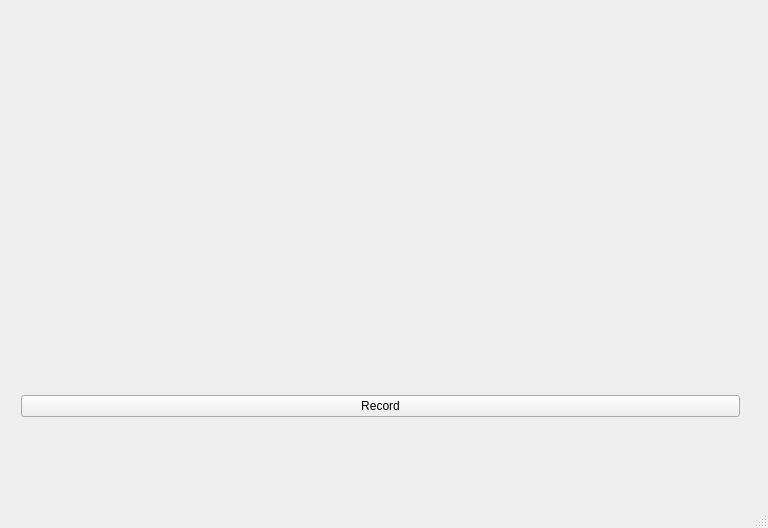
First picture: the form in kinectmotioncapture.ui, repository derekhendrickx/KinectMotionCapture, before the edit.
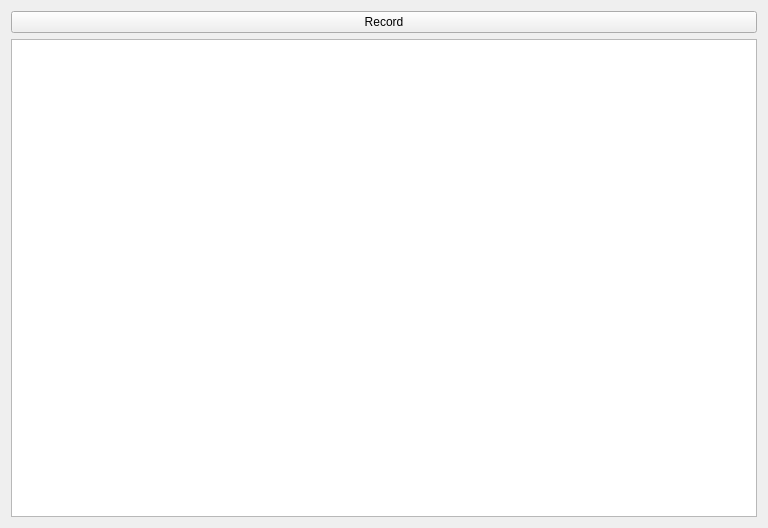
Second picture: the form after the edit.

Commit message: New skeleton viewer

The edit to the form file:
```diff
--- a/kinectmotioncapture.ui
+++ b/kinectmotioncapture.ui
@@ -14,69 +14,29 @@
    <string>Kinect Motion Capture</string>
   </property>
   <widget class="QWidget" name="centralWidget">
-   <widget class="QWidget" name="verticalLayoutWidget">
-    <property name="geometry">
-     <rect>
-      <x>10</x>
-      <y>10</y>
-      <width>741</width>
-      <height>484</height>
-     </rect>
-    </property>
-    <layout class="QVBoxLayout" name="verticalLayout">
-     <item>
-      <layout class="QHBoxLayout" name="horizontalLayout">
-       <item>
-        <widget class="QLabel" name="video">
-         <property name="minimumSize">
-          <size>
-           <width>320</width>
-           <height>240</height>
-          </size>
-         </property>
-         <property name="maximumSize">
-          <size>
-           <width>320</width>
-           <height>240</height>
-          </size>
-         </property>
-         <property name="text">
-          <string/>
-         </property>
-        </widget>
-       </item>
-       <item>
-        <widget class="QLabel" name="skeleton">
-         <property name="minimumSize">
-          <size>
-           <width>320</width>
-           <height>240</height>
-          </size>
-         </property>
-         <property name="maximumSize">
-          <size>
-           <width>320</width>
-           <height>240</height>
-          </size>
-         </property>
-         <property name="text">
-          <string/>
-         </property>
-        </widget>
-       </item>
-      </layout>
-     </item>
-     <item>
-      <widget class="QPushButton" name="pushButton">
-       <property name="text">
-        <string>Record</string>
-       </property>
-      </widget>
-     </item>
-    </layout>
-   </widget>
+   <layout class="QVBoxLayout" name="verticalLayout">
+    <item>
+     <widget class="QPushButton" name="record">
+      <property name="text">
+       <string>Record</string>
+      </property>
+     </widget>
+    </item>
+    <item>
+     <widget class="QGraphicsView" name="skeleton">
+      <property name="backgroundBrush">
+       <brush brushstyle="SolidPattern">
+        <color alpha="255">
+         <red>0</red>
+         <green>0</green>
+         <blue>0</blue>
+        </color>
+       </brush>
+      </property>
+     </widget>
+    </item>
+   </layout>
   </widget>
-  <widget class="QStatusBar" name="statusBar"/>
  </widget>
  <layoutdefault spacing="6" margin="11"/>
  <resources>
```
The commit also changes 14 other files.
